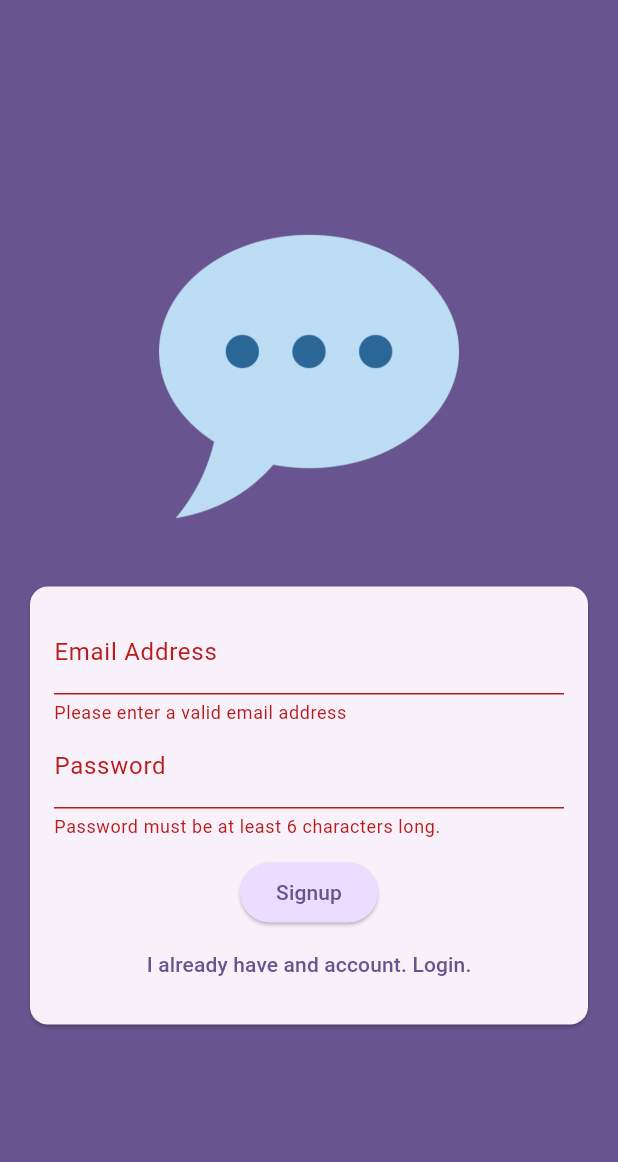
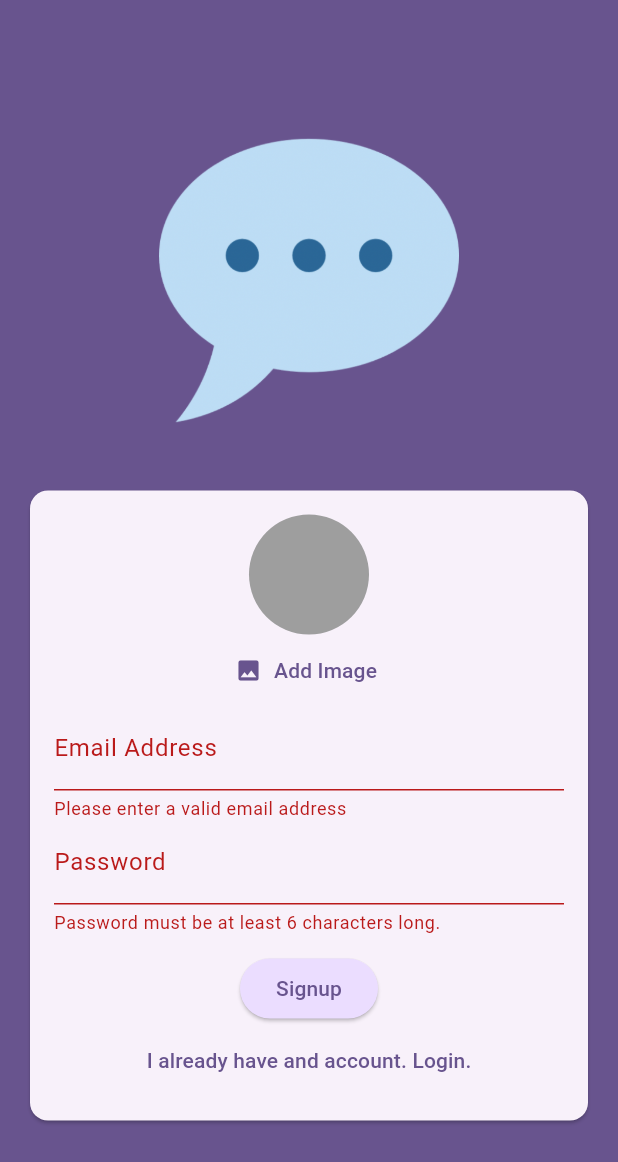
Before and after one commit to k-mushket/chat, a Flutter app: the screen it shows after launch, after a tap on "Login", after a tap on "Create an account", on a phone screen of 412 x 824 dp. Shown: the top 1162 px of the screen. Run offline on Flutter 3.47's test engine with Material 3 defaults, Android fonts, the phone set to English and light mode, and no system bars; our stand-ins replace firebase_auth, firebase_core, image_picker; accounts and stored records are empty.

Commit message:
Added a widget for selecting a user's photo

```diff
--- a/lib/screens/auth.dart
+++ b/lib/screens/auth.dart
@@ -1,3 +1,4 @@
+import 'package:chat/widgets/user_image_picker.dart';
 import 'package:flutter/material.dart';
 import 'package:firebase_auth/firebase_auth.dart';
 
@@ -32,7 +33,7 @@ class _AuthScreenState extends State<AuthScreen> {
       } else {
         final userCredential = _firebase.createUserWithEmailAndPassword(
             email: _enteredEmail, password: _enteredPassword);
-       }
+      }
     } on FirebaseAuthException catch (error) {
       if (error.code == 'email-already-in-use') {}
       ScaffoldMessenger.of(context).clearSnackBars();
@@ -73,6 +74,7 @@ class _AuthScreenState extends State<AuthScreen> {
                       child: Column(
                         mainAxisSize: MainAxisSize.min,
                         children: [
+                          if (!_isLogin) UserImagePicker(),
                           TextFormField(
                             decoration: const InputDecoration(
                               labelText: 'Email Address',
--- /dev/null
+++ b/lib/widgets/user_image_picker.dart
@@ -0,0 +1,53 @@
+import 'dart:io';
+
+import 'package:flutter/material.dart';
+import 'package:image_picker/image_picker.dart';
+
+class UserImagePicker extends StatefulWidget {
+  const UserImagePicker({super.key});
+
+  @override
+  State<UserImagePicker> createState() => _UserImagePickerState();
+}
+
+class _UserImagePickerState extends State<UserImagePicker> {
+  File? _pickedImageFile;
+
+  void _pickImage() async {
+    final pickedImage = await ImagePicker().pickImage(
+      source: ImageSource.camera,
+      imageQuality: 50,
+      maxWidth: 150,
+    );
+
+    if (pickedImage == null) {
+      return;
+    }
+
+    setState(() {
+      _pickedImageFile = File(pickedImage.path);
+    });
+  }
+
+  @override
+  Widget build(BuildContext context) {
+    return Column(
+      children: [
+        CircleAvatar(
+          radius: 40,
+          backgroundColor: Colors.grey,
+          foregroundImage:
+              _pickedImageFile != null ? FileImage(_pickedImageFile!) : null,
+        ),
+        TextButton.icon(
+          onPressed: _pickImage,
+          icon: Icon(Icons.image),
+          label: Text(
+            'Add Image',
+            style: TextStyle(color: Theme.of(context).colorScheme.primary),
+          ),
+        ),
+      ],
+    );
+  }
+}
--- a/pubspec.yaml
+++ b/pubspec.yaml
@@ -37,6 +37,8 @@ dependencies:
   cupertino_icons: ^1.0.2
   firebase_core: ^2.25.5
   firebase_auth: ^4.17.6
+  firebase_storage: ^11.6.7
+  image_picker: ^1.0.7
 
 dev_dependencies:
   flutter_test:
```
Also changed, not shown: pubspec.lock, 5 other files.
